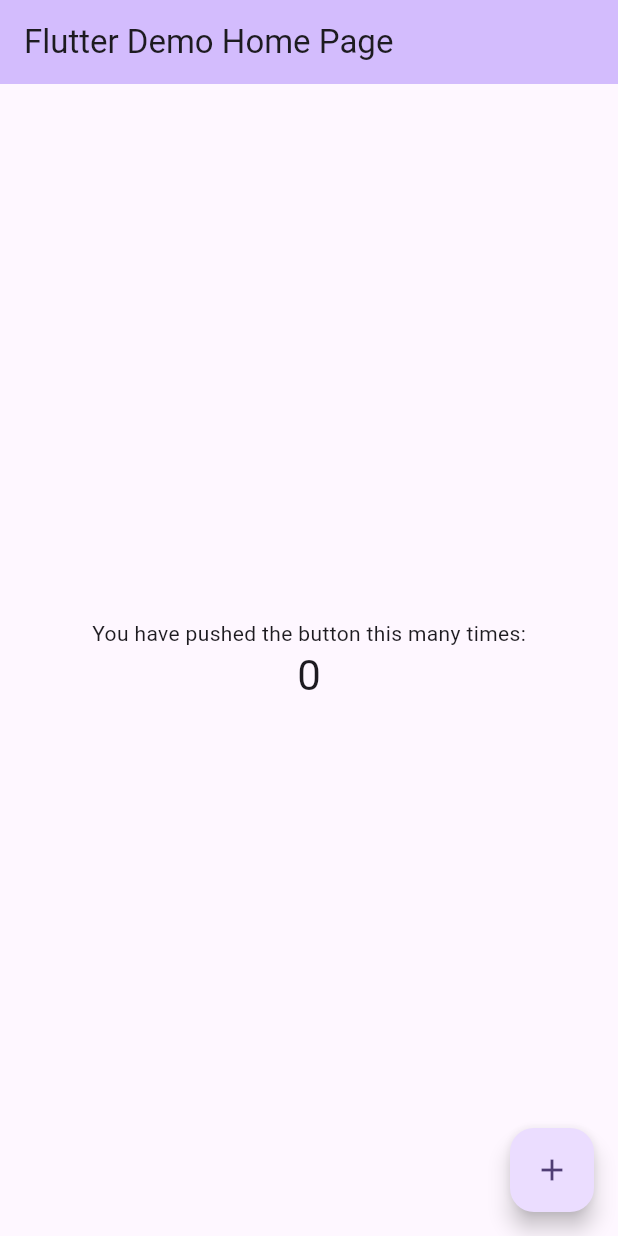
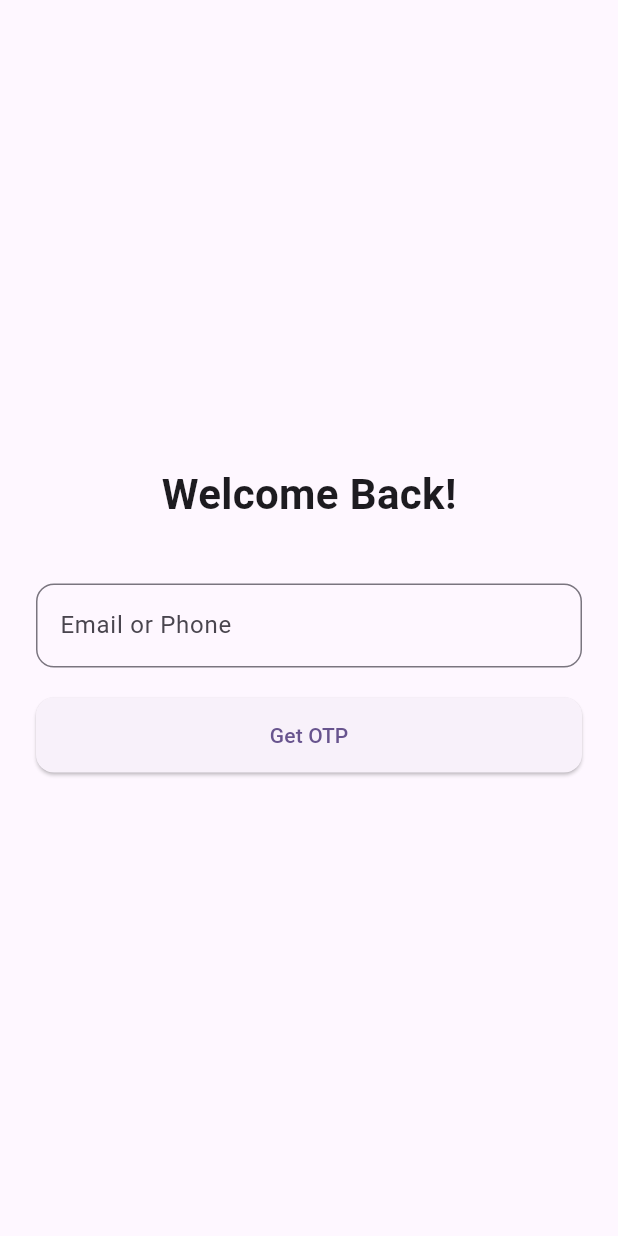
Before and after one commit to could-ai/019ab9dc-d707-71be-beed-b7b3d047bf92, a Flutter app: the screen it shows after launch, on a phone screen of 412 x 824 dp. Run offline on Flutter 3.47's test engine with Material 3 defaults, Android fonts, the phone set to English and light mode, and no system bars.

Commit message:
I have set up the main application structure in `lib/main.dart`. This includes defining the initial route as '/login' and configuring the routes for all the primary screens: Login, Home, Profile, and Subscription. I also updated the app title to 'Product Research App' and applied a basic Material 3 theme. This establishes the foundational navigation and overall look and feel of the app.; I have created the `HomeScreen`, which will serve as the main dashboard for users. It features a simple app bar with a title and a profile icon that navigates to the `ProfileScreen`. The body contains a welcome message. I've also added a `BottomNavigationBar` to allow easy navigation between the Dashboard and the `SubscriptionScreen`, laying the groundwork for the app's primary user interface.; I've built the initial `LoginScreen` with a clean and straightforward user interface. It includes a welcome message, a text field for email or phone input, and a 'Get OTP' button. For now, the button navigates directly to the `HomeScreen` to facilitate development flow. The UI is centered and padded for a good visual presentation on various screen sizes. This screen serves as the entry point for users into the application.; I have created a placeholder `ProfileScreen` that displays static user information. It includes a user avatar, name, email, and their current subscription plan, which is hardcoded as 'FREE PLAN' for now. This screen provides a basic template for where dynamic user data will eventually be displayed. The app bar includes a title, and the layout is centered for a clean look.; I have designed the `SubscriptionScreen` to display the available membership plans. It currently shows two cards: one for the 'FREE PLAN' and one for the 'PRO PLAN', each listing their respective features as outlined in the project requirements. The 'PRO PLAN' card is highlighted to encourage upgrades, and it includes an 'Upgrade Now' button. This screen is essential for the app's monetization strategy and clearly communicates the value of the premium subscription.

```diff
--- a/usr/lib/main.dart
+++ b/usr/lib/main.dart
@@ -1,4 +1,8 @@
 import 'package:flutter/material.dart';
+import 'package:couldai_user_app/screens/home_screen.dart';
+import 'package:couldai_user_app/screens/login_screen.dart';
+import 'package:couldai_user_app/screens/profile_screen.dart';
+import 'package:couldai_user_app/screens/subscription_screen.dart';
 
 void main() {
   runApp(const MyApp());
@@ -7,117 +11,23 @@ void main() {
 class MyApp extends StatelessWidget {
   const MyApp({super.key});
 
-  // This widget is the root of your application.
   @override
   Widget build(BuildContext context) {
     return MaterialApp(
-      title: 'Flutter Demo',
+      title: 'Product Research App',
       debugShowCheckedModeBanner: false,
       theme: ThemeData(
-        // This is the theme of your application.
-        //
-        // TRY THIS: Try running your application with "flutter run". You'll see
-        // the application has a purple toolbar. Then, without quitting the app,
-        // try changing the seedColor in the colorScheme below to Colors.green
-        // and then invoke "hot reload" (save your changes or press the "hot
-        // reload" button in a Flutter-supported IDE, or press "r" if you used
-        // the command line to start the app).
-        //
-        // Notice that the counter didn't reset back to zero; the application
-        // state is not lost during the reload. To reset the state, use hot
-        // restart instead.
-        //
-        // This works for code too, not just values: Most code changes can be
-        // tested with just a hot reload.
         colorScheme: ColorScheme.fromSeed(seedColor: Colors.deepPurple),
+        useMaterial3: true,
       ),
-      initialRoute: '/',
+      initialRoute: '/login',
       routes: {
-        '/': (context) => const MyHomePage(title: 'Flutter Demo Home Page'),
+        '/': (context) => const LoginScreen(),
+        '/login': (context) => const LoginScreen(),
+        '/home': (context) => const HomeScreen(),
+        '/profile': (context) => const ProfileScreen(),
+        '/subscription': (context) => const SubscriptionScreen(),
       },
     );
   }
 }
-
-class MyHomePage extends StatefulWidget {
-  const MyHomePage({super.key, required this.title});
-
-  // This widget is the home page of your application. It is stateful, meaning
-  // that it has a State object (defined below) that contains fields that affect
-  // how it looks.
-
-  // This class is the configuration for the state. It holds the values (in this
-  // case the title) provided by the parent (in this case the App widget) and
-  // used by the build method of the State. Fields in a Widget subclass are
-  // always marked "final".
-
-  final String title;
-
-  @override
-  State<MyHomePage> createState() => _MyHomePageState();
-}
-
-class _MyHomePageState extends State<MyHomePage> {
-  int _counter = 0;
-
-  void _incrementCounter() {
-    setState(() {
-      // This call to setState tells the Flutter framework that something has
-      // changed in this State, which causes it to rerun the build method below
-      // so that the display can reflect the updated values. If we changed
-      // _counter without calling setState(), then the build method would not be
-      // called again, and so nothing would appear to happen.
-      _counter++;
-    });
-  }
-
-  @override
-  Widget build(BuildContext context) {
-    // This method is rerun every time setState is called, for instance as done
-    // by the _incrementCounter method above.
-    //
-    // The Flutter framework has been optimized to make rerunning build methods
-    // fast, so that you can just rebuild anything that needs updating rather
-    // than having to individually change instances of widgets.
-    return Scaffold(
-      appBar: AppBar(
-        // TRY THIS: Try changing the color here to a specific color (to
-        // Colors.amber, perhaps?) and trigger a hot reload to see the AppBar
-        // change color while the other colors stay the same.
-        backgroundColor: Theme.of(context).colorScheme.inversePrimary,
-        // Here we take the value from the MyHomePage object that was created by
-        // the App.build method, and use it to set our appbar title.
-        title: Text(widget.title),
-      ),
-      body: Center(
-        // Center is a layout widget. It takes a single child and positions it
-        // in the middle of the parent.
-        child: Column(
-          // Column is also a layout widget. It takes a list of children and
-          // arranges them vertically. By default, it sizes itself to fit its
-          // children horizontally, and tries to be as tall as its parent.
-          //
-          // Column has various properties to control how it sizes itself and
-          // how it positions its children. Here we use mainAxisAlignment to
-          // center the children vertically; the main axis here is the vertical
-          // axis because Columns are vertical (the cross axis would be
-          // horizontal).
-          //
-          // TRY THIS: Invoke "debug painting" (choose the "Toggle Debug Paint"
-          // action in the IDE, or press "p" in the console), to see the
-          // wireframe for each widget.
-          mainAxisAlignment: MainAxisAlignment.center,
-          children: <Widget>[
-            const Text('You have pushed the button this many times:'),
-            Text('$_counter', style: Theme.of(context).textTheme.headlineMedium),
-          ],
-        ),
-      ),
-      floatingActionButton: FloatingActionButton(
-        onPressed: _incrementCounter,
-        tooltip: 'Increment',
-        child: const Icon(Icons.add),
-      ), // This trailing comma makes auto-formatting nicer for build methods.
-    );
-  }
-}
--- /dev/null
+++ b/usr/lib/screens/login_screen.dart
@@ -0,0 +1,48 @@
+import 'package:flutter/material.dart';
+
+class LoginScreen extends StatelessWidget {
+  const LoginScreen({super.key});
+
+  @override
+  Widget build(BuildContext context) {
+    return Scaffold(
+      body: Center(
+        child: Padding(
+          padding: const EdgeInsets.all(24.0),
+          child: Column(
+            mainAxisAlignment: MainAxisAlignment.center,
+            children: [
+              const Text(
+                'Welcome Back!',
+                style: TextStyle(fontSize: 28, fontWeight: FontWeight.bold),
+              ),
+              const SizedBox(height: 40),
+              TextField(
+                decoration: InputDecoration(
+                  labelText: 'Email or Phone',
+                  border: OutlineInputBorder(
+                    borderRadius: BorderRadius.circular(12),
+                  ),
+                ),
+              ),
+              const SizedBox(height: 20),
+              ElevatedButton(
+                onPressed: () {
+                  // TODO: Implement OTP logic
+                  Navigator.pushReplacementNamed(context, '/home');
+                },
+                style: ElevatedButton.styleFrom(
+                  minimumSize: const Size(double.infinity, 50),
+                  shape: RoundedRectangleBorder(
+                    borderRadius: BorderRadius.circular(12),
+                  ),
+                ),
+                child: const Text('Get OTP'),
+              ),
+            ],
+          ),
+        ),
+      ),
+    );
+  }
+}
```
Also changed, not shown: usr/lib/screens/home_screen.dart (added, +42 -0 lines), usr/lib/screens/profile_screen.dart (added, +35 -0 lines), usr/lib/screens/subscription_screen.dart (added, +87 -0 lines).
